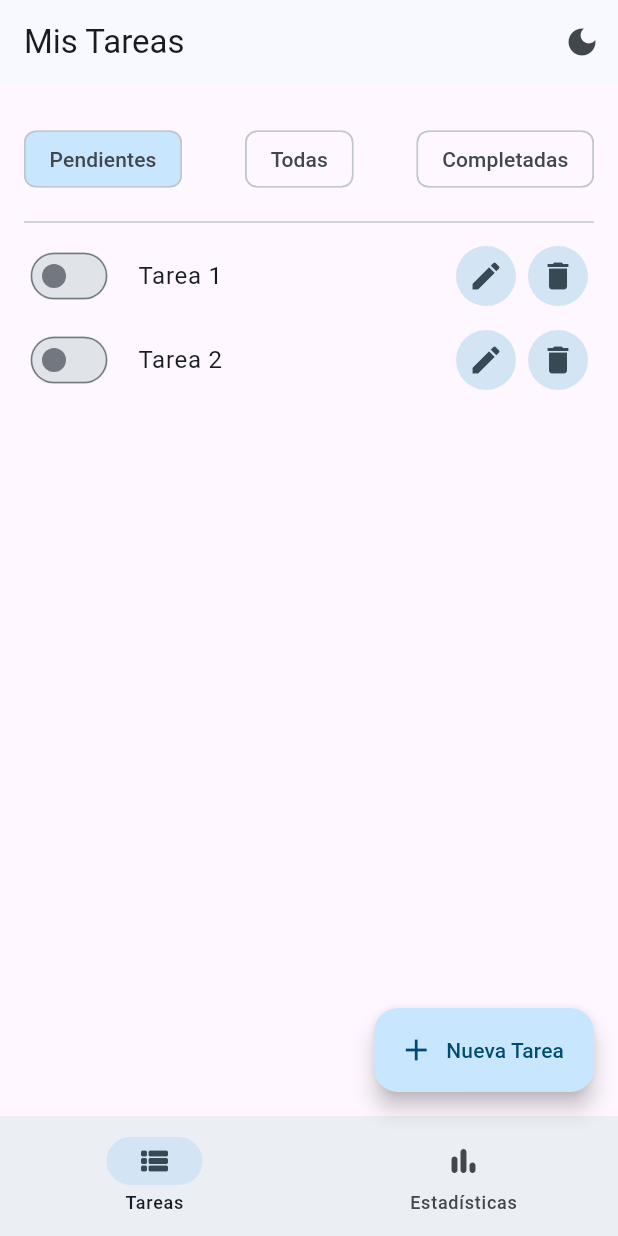
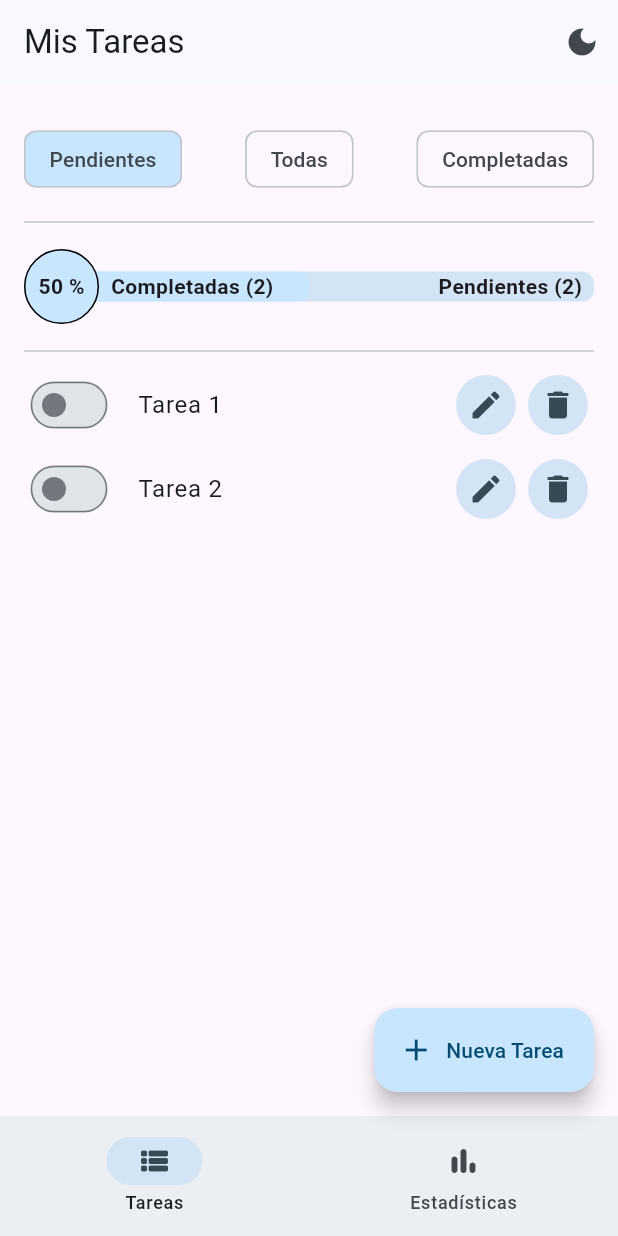
Before and after one commit to BSolPercyTomicha/todo_app, a Flutter app: the screen it shows after launch, on a phone screen of 412 x 824 dp. Run offline on Flutter 3.47's test engine with Material 3 defaults, Android fonts, the phone set to English and light mode, and no system bars; our stand-ins replace equatable, flutter_bloc, get_it.

Commit message:
ADD: Statistics preview

```diff
--- a/lib/features/task/presentation/pages/tasks.page.dart
+++ b/lib/features/task/presentation/pages/tasks.page.dart
@@ -3,6 +3,7 @@ import 'package:flutter_bloc/flutter_bloc.dart';
 import '../bloc/task.bloc.dart';
 import '../widgets/task_item.widget.dart';
 import '../widgets/task_filter_chips.widget.dart';
+import '../widgets/statistics_preview.widget.dart';
 
 enum TaskFilter {
   pending('Pendientes'),
@@ -46,6 +47,14 @@ class _TasksPageState extends State<TasksPage> {
           height: 10,
         ),
         const Divider(),
+        const SizedBox(
+          height: 10,
+        ),
+        const StatisticsPreview(),
+        const SizedBox(
+          height: 10,
+        ),
+        const Divider(),
         BlocBuilder<TaskBloc, TaskState>(
           builder: (context, state) {
             if (state.status == TaskStatus.success) {
--- /dev/null
+++ b/lib/features/task/presentation/widgets/preview_statistics_info.widget.dart
@@ -0,0 +1,76 @@
+import 'package:flutter/material.dart';
+
+class PreviewStatisticsInfo extends StatelessWidget {
+  final int totalTasks;
+  final int completedTasks;
+  const PreviewStatisticsInfo({
+    super.key,
+    required this.totalTasks,
+    required this.completedTasks,
+  });
+
+  @override
+  Widget build(BuildContext context) {
+    final percentage =
+        totalTasks == 0 ? 0 : ((completedTasks / totalTasks) * 100).floor();
+    final pendingTasks = totalTasks - completedTasks;
+    final hasPendingTasks = pendingTasks > 0;
+
+    return Stack(
+      alignment: Alignment.centerLeft,
+      children: [
+        LinearProgressIndicator(
+          borderRadius: BorderRadius.circular(8.0),
+          minHeight: 20,
+          value: percentage / 100,
+          color: Theme.of(context).colorScheme.primaryContainer,
+        ),
+        Container(
+          width: 50,
+          height: 50,
+          decoration: BoxDecoration(
+              color: Theme.of(context).colorScheme.primaryContainer,
+              borderRadius: BorderRadius.circular(25),
+              border: Border.all(
+                width: 1,
+                color: Theme.of(context).brightness == Brightness.dark
+                    ? Colors.white
+                    : Colors.black,
+              )),
+          child: Center(
+            child: Text(
+              '$percentage %',
+              style: const TextStyle(
+                fontWeight: FontWeight.bold,
+              ),
+            ),
+          ),
+        ),
+        Padding(
+          padding: EdgeInsets.only(left: hasPendingTasks ? 58 : 50, right: 8),
+          child: Row(
+            crossAxisAlignment: CrossAxisAlignment.center,
+            mainAxisAlignment: hasPendingTasks
+                ? MainAxisAlignment.spaceBetween
+                : MainAxisAlignment.center,
+            children: [
+              Text(
+                completedTasks > 0 ? 'Completadas ($completedTasks)' : '',
+                style: const TextStyle(
+                  fontWeight: FontWeight.bold,
+                ),
+              ),
+              if (pendingTasks > 0)
+                Text(
+                  'Pendientes ($pendingTasks)',
+                  style: const TextStyle(
+                    fontWeight: FontWeight.bold,
+                  ),
+                ),
+            ],
+          ),
+        )
+      ],
+    );
+  }
+}
--- /dev/null
+++ b/lib/features/task/presentation/widgets/statistics_preview.widget.dart
@@ -0,0 +1,33 @@
+import 'package:flutter/widgets.dart';
+import 'package:flutter_bloc/flutter_bloc.dart';
+import '../../../../di.dart';
+import '../bloc/task.bloc.dart';
+import '../pages/tasks.page.dart';
+import 'preview_statistics_info.widget.dart';
+
+class StatisticsPreview extends StatelessWidget {
+  const StatisticsPreview({super.key});
+
+  @override
+  Widget build(BuildContext context) {
+    return BlocBuilder<TaskBloc, TaskState>(
+      bloc: getIt<TaskBloc>()..add(GetTasks(filter: TaskFilter.all)),
+      builder: (context, state) {
+        if (state.status != TaskStatus.success) {
+          return const PreviewStatisticsInfo(
+            completedTasks: 0,
+            totalTasks: 0,
+          );
+        }
+
+        return PreviewStatisticsInfo(
+          completedTasks: state.tasks
+              .where((element) => element.isCompleted)
+              .toList()
+              .length,
+          totalTasks: state.tasks.length,
+        );
+      },
+    );
+  }
+}
```
Also changed, not shown: 1 other file.
